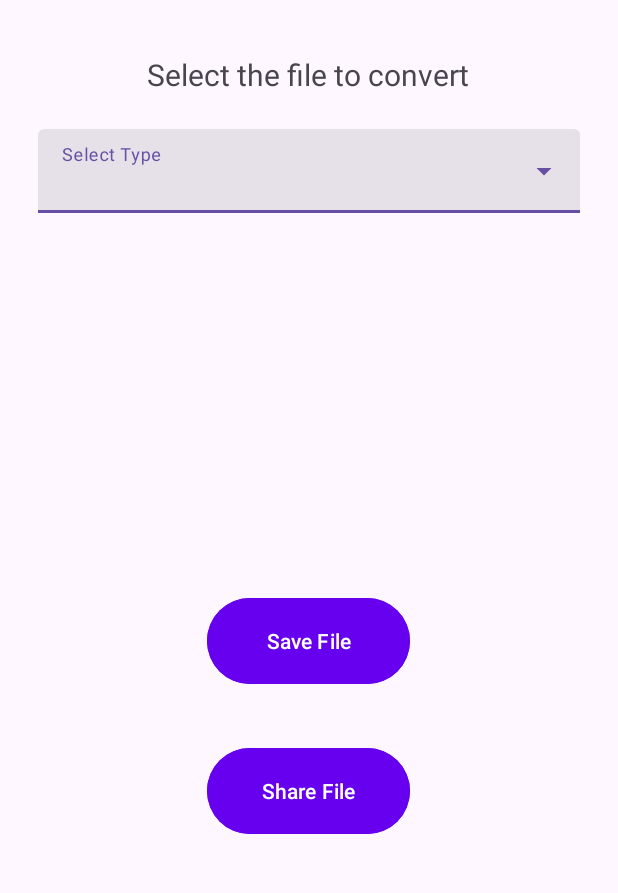
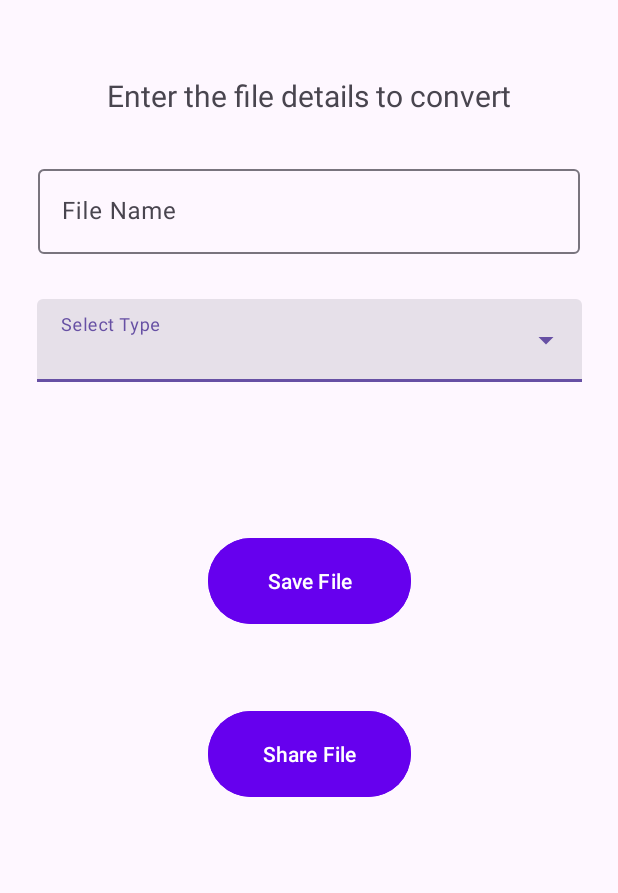
Before and after one commit to Chitucoder/Pic_To_Script, an Android app: the MainActivity3 screen opened directly, with no data from a screen before it, on a phone screen of 412 x 824 dp, the part 96-989 px from its top. Run offline under Robolectric (Android 15) with nearby library versions, the phone set to English and light mode, and no system bars; libraries missing offline, so code that uses them is left out: com.google.mlkit.vision, org.apache.poi; 3 statements that could not run were skipped.

Commit message:
S2- File name

```diff
--- a/app/src/main/java/com/chitu/pictoscript/MainActivity3.java
+++ b/app/src/main/java/com/chitu/pictoscript/MainActivity3.java
@@ -23,6 +23,7 @@ import android.widget.AdapterView;
 import android.widget.ArrayAdapter;
 import android.widget.AutoCompleteTextView;
 import android.widget.Button;
+import android.widget.EditText;
 import android.widget.Toast;
 
 import com.google.android.gms.tasks.OnFailureListener;
@@ -82,6 +83,7 @@ public class MainActivity3 extends AppCompatActivity{
     int count=0;
     int CREATE_TXTFILE_REQUEST_CODE=1,REQUEST_CODE_SAVE_DOCX=2, REQUEST_CODE_SAVE_SHEET = 3;
     AutoCompleteTextView autoCompleteTextView;
+    EditText F_name;
     ArrayAdapter<String> adapterItems;
     TextRecognizer recognizer;
     Uri resUri,fileUri;
@@ -100,7 +102,7 @@ public class MainActivity3 extends AppCompatActivity{
 
         savebtn = findViewById(R.id.savebtn);
         sharebtn = findViewById(R.id.sharebtn);
-
+        F_name = (EditText) findViewById(R.id.F_Name);
         createTxtRecg();
 
         txtExtraction();
@@ -157,7 +159,7 @@ public class MainActivity3 extends AppCompatActivity{
             Intent intent = new Intent(Intent.ACTION_CREATE_DOCUMENT);
             intent.addCategory(Intent.CATEGORY_OPENABLE);
             intent.setType("application/vnd.openxmlformats-officedocument.wordprocessingml.document");
-            intent.putExtra(Intent.EXTRA_TITLE, "example.docx");
+            intent.putExtra(Intent.EXTRA_TITLE, F_name.getText()+".docx");
             startActivityForResult(intent, REQUEST_CODE_SAVE_DOCX);
 
         } else if (item.equals(listDoc[1])) {
@@ -166,7 +168,7 @@ public class MainActivity3 extends AppCompatActivity{
             Intent intent = new Intent(Intent.ACTION_CREATE_DOCUMENT);
             intent.addCategory(Intent.CATEGORY_OPENABLE);
             intent.setType("application/vnd.openxmlformats-officedocument.spreadsheetml.sheet");
-            intent.putExtra(Intent.EXTRA_TITLE,"example.xlsx");
+            intent.putExtra(Intent.EXTRA_TITLE,F_name.getText()+".xlsx");
             startActivityForResult(intent, REQUEST_CODE_SAVE_SHEET);
 
 
@@ -175,6 +177,7 @@ public class MainActivity3 extends AppCompatActivity{
             Intent intent = new Intent(Intent.ACTION_CREATE_DOCUMENT);
             intent.addCategory(Intent.CATEGORY_OPENABLE);
             intent.setType("text/plain");
+            intent.putExtra(Intent.EXTRA_TITLE,F_name.getText()+".txt");
             startActivityForResult(intent, CREATE_TXTFILE_REQUEST_CODE);
 
         } else if (item.equals(listDoc[3])) {
--- a/app/src/main/res/layout/activity_main3.xml
+++ b/app/src/main/res/layout/activity_main3.xml
@@ -5,6 +5,10 @@
     android:layout_height="match_parent"
     xmlns:andorid="http://schemas.android.com/apk/res-auto"
     tools:context=".MainActivity3">
+
+    <androidx.constraintlayout.widget.ConstraintLayout
+        android:layout_width="match_parent"
+        android:layout_height="match_parent">
 
         <include
             android:id="@+id/actionbar"
@@ -16,19 +20,25 @@
             android:id="@+id/txtview"
             android:layout_width="wrap_content"
             android:layout_height="wrap_content"
-        android:layout_marginTop="100dp"
             android:layout_gravity="center|top"
-        android:text="Select the file to convert"
-        android:textSize="20sp" />
+            android:layout_marginTop="50dp"
+            android:text="Enter the file details to convert"
+            android:textSize="20sp"
+            andorid:layout_constraintEnd_toEndOf="parent"
+            andorid:layout_constraintStart_toStartOf="parent"
+            andorid:layout_constraintTop_toBottomOf="@+id/actionbar" />
 
         <com.google.android.material.textfield.TextInputLayout
-        android:layout_width="match_parent"
-        android:layout_height="wrap_content"
-        android:layout_marginVertical="150dp"
+            android:id="@+id/textInputLayout2"
+            style="@style/Widget.Material3.TextInputLayout.FilledBox.ExposedDropdownMenu"
+            android:layout_width="363dp"
+            android:layout_height="55dp"
+            android:layout_gravity="center_horizontal"
             android:layout_marginHorizontal="25dp"
-        android:layout_gravity="center_horizontal"
-        style="@style/Widget.Material3.TextInputLayout.FilledBox.ExposedDropdownMenu"
-        >
+            android:layout_marginTop="30dp"
+            andorid:layout_constraintEnd_toEndOf="parent"
+            andorid:layout_constraintStart_toStartOf="parent"
+            andorid:layout_constraintTop_toBottomOf="@+id/Filename">
 
             <AutoCompleteTextView
                 android:id="@+id/auto_complete_textview"
@@ -38,23 +48,47 @@
 
         </com.google.android.material.textfield.TextInputLayout>
 
+        <com.google.android.material.textfield.TextInputLayout
+            android:id="@+id/Filename"
+            android:layout_width="match_parent"
+            android:layout_height="wrap_content"
+            android:layout_marginHorizontal="25dp"
+            android:layout_marginTop="30dp"
+            andorid:layout_constraintEnd_toEndOf="parent"
+            andorid:layout_constraintStart_toStartOf="parent"
+            andorid:layout_constraintTop_toBottomOf="@+id/txtview">
+
+            <com.google.android.material.textfield.TextInputEditText
+                android:id="@+id/F_Name"
+                android:layout_width="match_parent"
+                android:layout_height="wrap_content"
+                android:hint="@string/File_Name" />
+        </com.google.android.material.textfield.TextInputLayout>
+
         <Button
             android:id="@+id/savebtn"
             android:layout_width="135dp"
             android:layout_height="65dp"
             android:layout_gravity="bottom|center_horizontal"
-        android:layout_marginBottom="300dp"
+            android:layout_marginTop="100dp"
             android:backgroundTint="#6600EE"
-        android:text="Save File" />
+            android:text="Save File"
+            andorid:layout_constraintEnd_toEndOf="parent"
+            andorid:layout_constraintStart_toStartOf="parent"
+            andorid:layout_constraintTop_toBottomOf="@+id/textInputLayout2" />
 
         <Button
             android:id="@+id/sharebtn"
             android:layout_width="135dp"
             android:layout_height="65dp"
             android:layout_gravity="bottom|center_horizontal"
-        android:layout_marginBottom="200dp"
+            android:layout_marginTop="50dp"
             android:backgroundTint="#6600EE"
-        android:text="Share File" />
+            android:text="Share File"
+            andorid:layout_constraintEnd_toEndOf="parent"
+            andorid:layout_constraintStart_toStartOf="parent"
+            andorid:layout_constraintTop_toBottomOf="@+id/savebtn" />
+    </androidx.constraintlayout.widget.ConstraintLayout>
 
 
 </androidx.coordinatorlayout.widget.CoordinatorLayout>
--- a/app/src/main/res/values/strings.xml
+++ b/app/src/main/res/values/strings.xml
@@ -7,4 +7,5 @@
     <string name="proceed">Proceed</string>
     <string name="textview">TextView</string>
     <string name="select_doc">Select Type</string>
+    <string name="File_Name">File Name</string>
 </resources>
```
Lines whose indentation alone changed are shown as unchanged.
